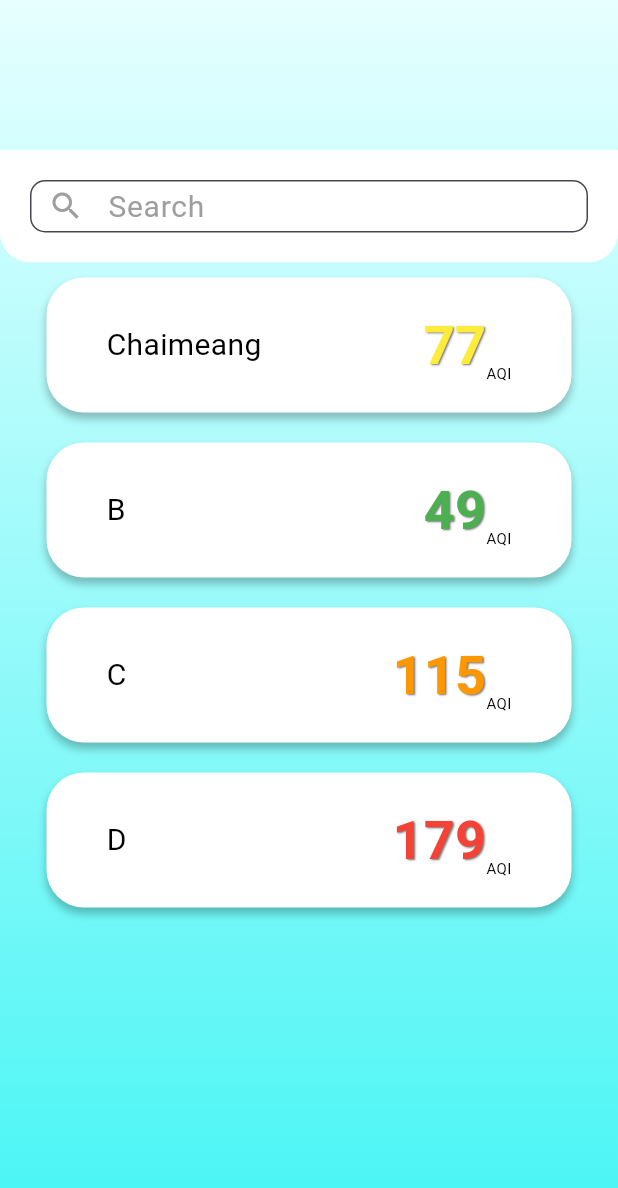
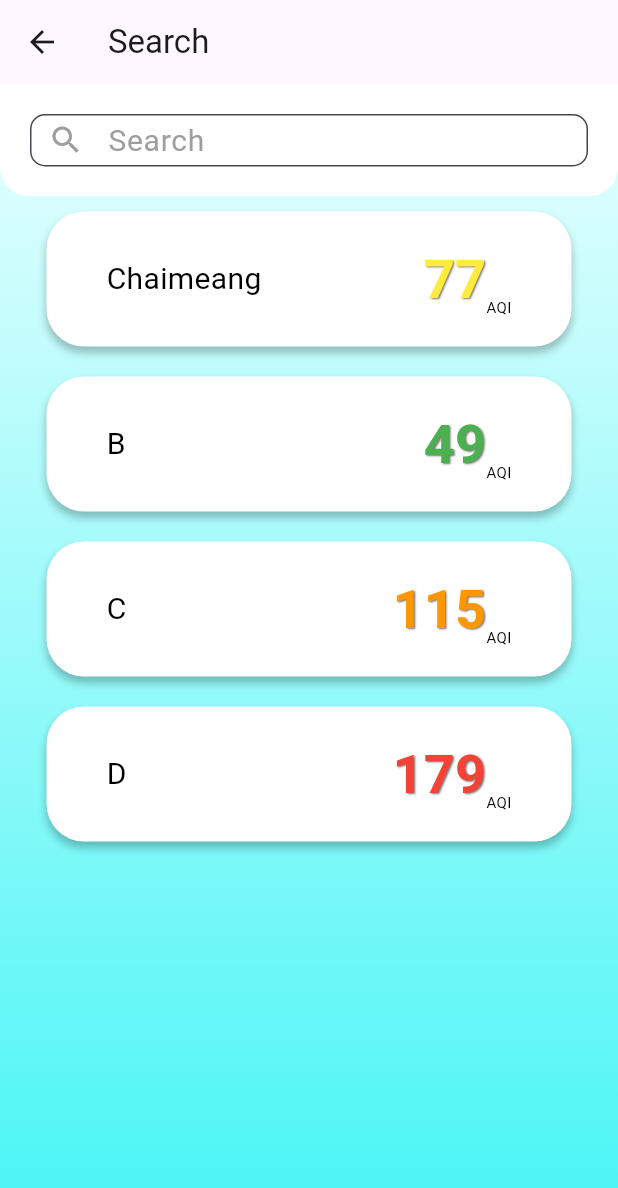
Before and after one commit to noontts/flutter-air-quality, a Flutter app: the SearchScreen screen opened directly, on a phone screen of 412 x 824 dp. Shown: the top 1188 px of the screen. Run offline on Flutter 3.47's test engine with Material 3 defaults, Android fonts, the phone set to English and light mode, and no system bars; our stand-ins replace dio, flutter_map, get_it, go_router, google_nav_bar, latlong2 and 1 more; missing offline and left inert: just_the_tooltip; statements that could not run were skipped.

Commit message:
feat: router, SearchAppbar.

```diff
--- a/apps/air_quality/lib/features/search/presentation/screen/search_screen.dart
+++ b/apps/air_quality/lib/features/search/presentation/screen/search_screen.dart
@@ -15,6 +15,9 @@ class _SearchScreenState extends State<SearchScreen> {
   @override
    Widget build(BuildContext context) {
     return Scaffold(
+      appBar: AppBar(
+        title: Text('Search'),
+      ),
       body: Container(
         decoration: const BoxDecoration(
           gradient: LinearGradient(
@@ -23,8 +26,6 @@ class _SearchScreenState extends State<SearchScreen> {
             end: Alignment.topCenter,
           ),
         ),
-        child: const Padding(
-          padding: EdgeInsets.only(top: 100),
           child: Column(
             children: [
               SearchZone(),
@@ -47,7 +48,6 @@ class _SearchScreenState extends State<SearchScreen> {
             ],
           ),
         ),
-      ),
     );
   }
 }
--- a/apps/air_quality/pubspec.yaml
+++ b/apps/air_quality/pubspec.yaml
@@ -23,6 +23,7 @@ dependencies:
   dio: ^5.4.3+1
   get_it: ^7.7.0
   latlong2: ^0.9.1
+  go_router: ^14.1.1
 
 dev_dependencies:
   flutter_test:
--- a/apps/core/lib/infrastructure/router/go_router.dart
+++ b/apps/core/lib/infrastructure/router/go_router.dart
@@ -1,4 +1,5 @@
 import 'package:air_quality/features/home/presentation/screen/home_screen.dart';
+import 'package:air_quality/features/search/presentation/screen/search_screen.dart';
 import 'package:flutter/material.dart';
 import 'package:go_router/go_router.dart';
 import 'package:map/feature/map/presentation/screen/map_screen.dart';
@@ -6,12 +7,12 @@ import '../../layout/scaffold_with_nested_navigation.dart';
 
 final _rootNavigatorKey = GlobalKey<NavigatorState>();
 final _shellNavigatorHomeKey =
-GlobalKey<NavigatorState>(debugLabel: 'shellHome');
+    GlobalKey<NavigatorState>(debugLabel: 'shellHome');
 final _shellNavigatorProfileKey =
-GlobalKey<NavigatorState>(debugLabel: 'shellProfile');
+    GlobalKey<NavigatorState>(debugLabel: 'shellProfile');
 
 final router =
-GoRouter(initialLocation: '/', navigatorKey: _rootNavigatorKey, routes: [
+    GoRouter(initialLocation: '/', navigatorKey: _rootNavigatorKey, routes: [
   StatefulShellRoute.indexedStack(
       builder: (context, state, navigationShell) {
         return ScaffoldWithNestedNavigation(navigationShell: navigationShell);
@@ -21,15 +22,20 @@ GoRouter(initialLocation: '/', navigatorKey: _rootNavigatorKey, routes: [
           GoRoute(
               path: '/',
               pageBuilder: (context, state) =>
-              const NoTransitionPage(child: Homepage()),
-              routes: []
-          ),
+                  const NoTransitionPage(child: Homepage()),
+              routes: [
+                GoRoute(
+                    path: 'search',
+                    builder: (context, state) {
+                      return const SearchScreen();
+                    })
+              ]),
         ]),
         StatefulShellBranch(navigatorKey: _shellNavigatorProfileKey, routes: [
           GoRoute(
             path: '/map',
             pageBuilder: (context, state) =>
-            const NoTransitionPage(child: MapScreen()),
+                const NoTransitionPage(child: MapScreen()),
           )
         ])
       ])
```
Also changed, not shown: apps/air_quality/lib/features/home/presentation/screen/home_screen.dart (+7 -3 lines), apps/air_quality/pubspec.lock.
